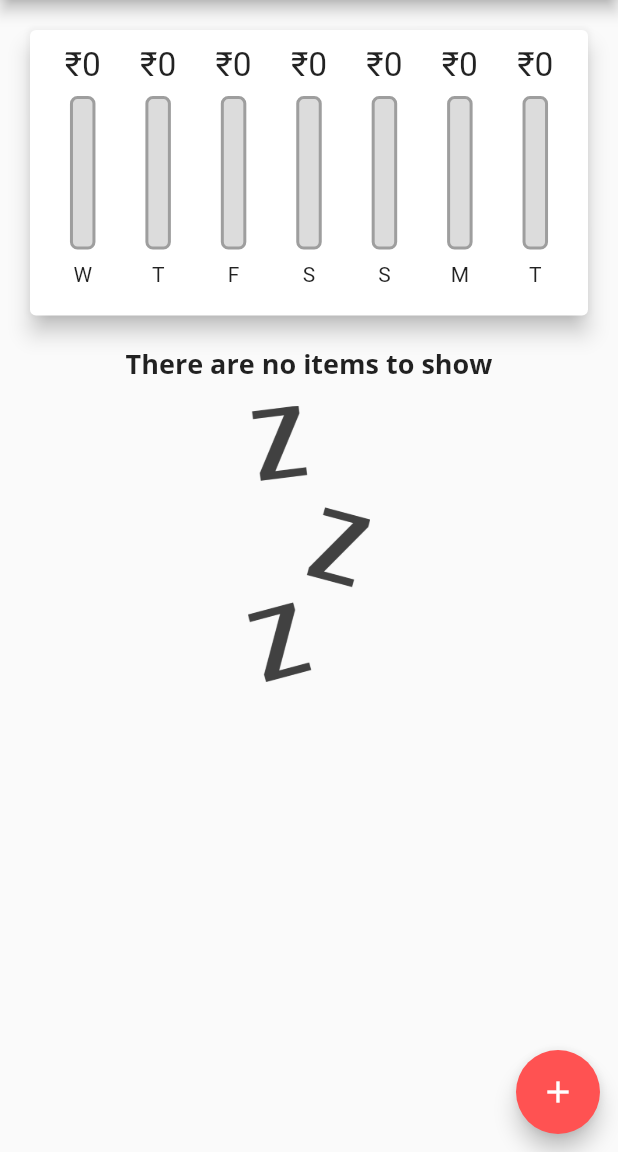
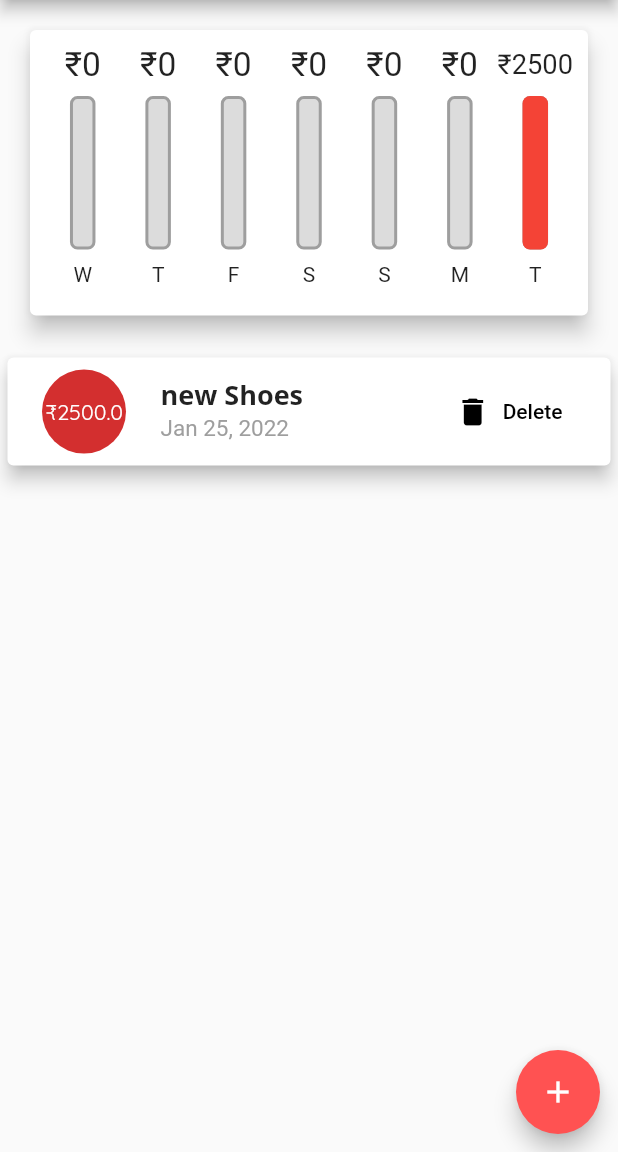
Before and after one commit to RohanTemgire/expense_app, a Flutter app: the screen it shows after launch, on a phone screen of 412 x 824 dp, the part 84-1236 px from its top. Run offline on Flutter 3.47's test engine with Material 2 defaults, Android fonts, the phone set to English and light mode, and no system bars.

Commit message:
final commit from the module

```diff
--- a/lib/main.dart
+++ b/lib/main.dart
@@ -65,16 +65,17 @@ class MyHomePage extends StatefulWidget {
   State<MyHomePage> createState() => _MyHomePageState();
 }
 
-class _MyHomePageState extends State<MyHomePage> {
+//here with means that you add additional properties, methods or something without fully inheriting the whole class
+class _MyHomePageState extends State<MyHomePage> with WidgetsBindingObserver {
   // const MyHomePage({Key? key}) : super(key: key);
 
   final List<Transaction> _userTransactions = [
-    // Transaction(
-    //   id: 't1',
-    //   title: 'new Shoes',
-    //   amount: 2500,
-    //   date: DateTime.now(),
-    // ),
+    Transaction(
+      id: 't1',
+      title: 'new Shoes',
+      amount: 2500,
+      date: DateTime.now(),
+    ),
     // Transaction(
     //   id: 't2',
     //   title: 'Weekly Groceries',
@@ -83,6 +84,25 @@ class _MyHomePageState extends State<MyHomePage> {
     // ),
   ];
   bool _showChart = false;
+
+  @override
+  void initState() {
+    WidgetsBinding.instance!.addObserver(this);
+    super.initState();
+  }
+
+  @override //always apply this on a state object
+  didChangeAppLifecycleState(AppLifecycleState state) {
+    print(state);
+  }
+
+  @override
+  disspose() {
+    WidgetsBinding.instance!.removeObserver(
+        this); //this removes all the instance like the ongoin connections after the app is disposed
+    super
+        .initState(); //for this we need to set first the observer using the initState()
+  }
 
   List<Transaction> get _recentTransations {
     return _userTransactions.where((tx) {
@@ -176,7 +196,7 @@ class _MyHomePageState extends State<MyHomePage> {
     final isLandscape = mediaQuery.orientation == Orientation.landscape;
     final appBar = Platform.isIOS
         ? CupertinoNavigationBar(
-            middle: Text("Expense App"),
+            middle: const Text("Expense App"),
             trailing: Row(
               mainAxisSize: MainAxisSize.min,
               children: [
@@ -188,8 +208,8 @@ class _MyHomePageState extends State<MyHomePage> {
             ),
           )
         : AppBar(
-            backgroundColor: Color.fromRGBO(255, 99, 99, 1),
-            title: Text("Expense App"),
+            backgroundColor: const Color.fromRGBO(255, 99, 99, 1),
+            title: const Text("Expense App"),
             actions: <Widget>[
               IconButton(
                 onPressed: () => _startAddNewTransaction(context),
@@ -250,7 +270,7 @@ class _MyHomePageState extends State<MyHomePage> {
             floatingActionButton: Platform.isIOS
                 ? Container()
                 : FloatingActionButton(
-                    child: Icon(Icons.add),
+                    child: const Icon(Icons.add),
                     onPressed: () => _startAddNewTransaction(context),
                   ),
           );
```
Also changed, not shown: lib/widgets/new_transactions.dart (+13 -1 lines).
